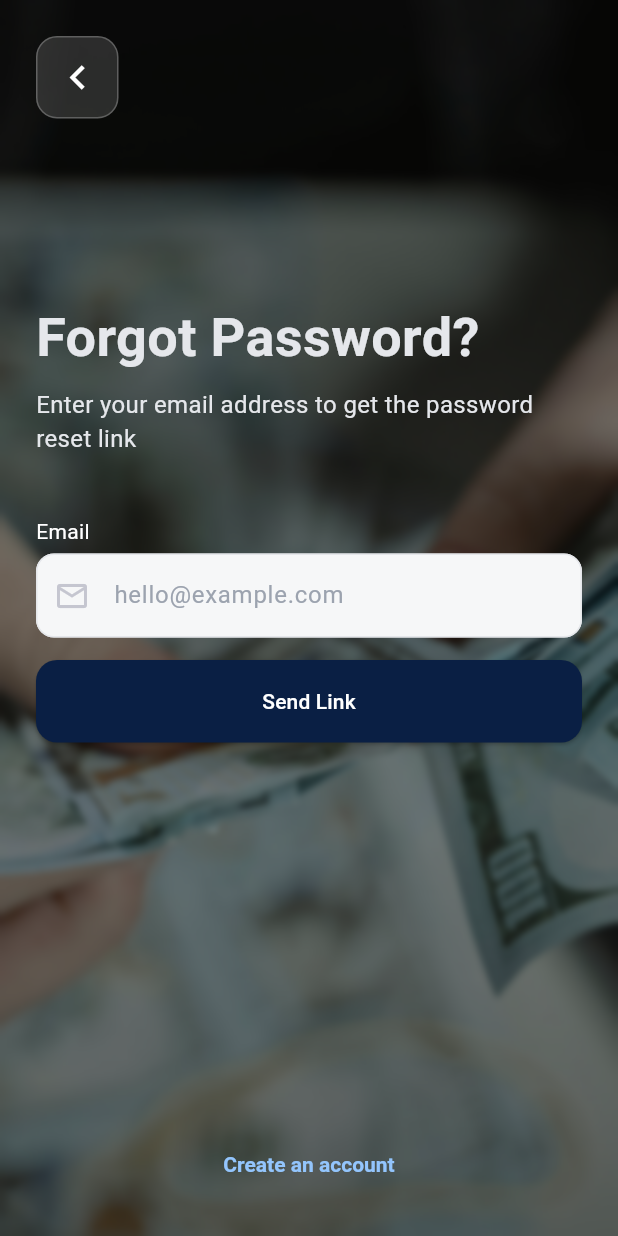
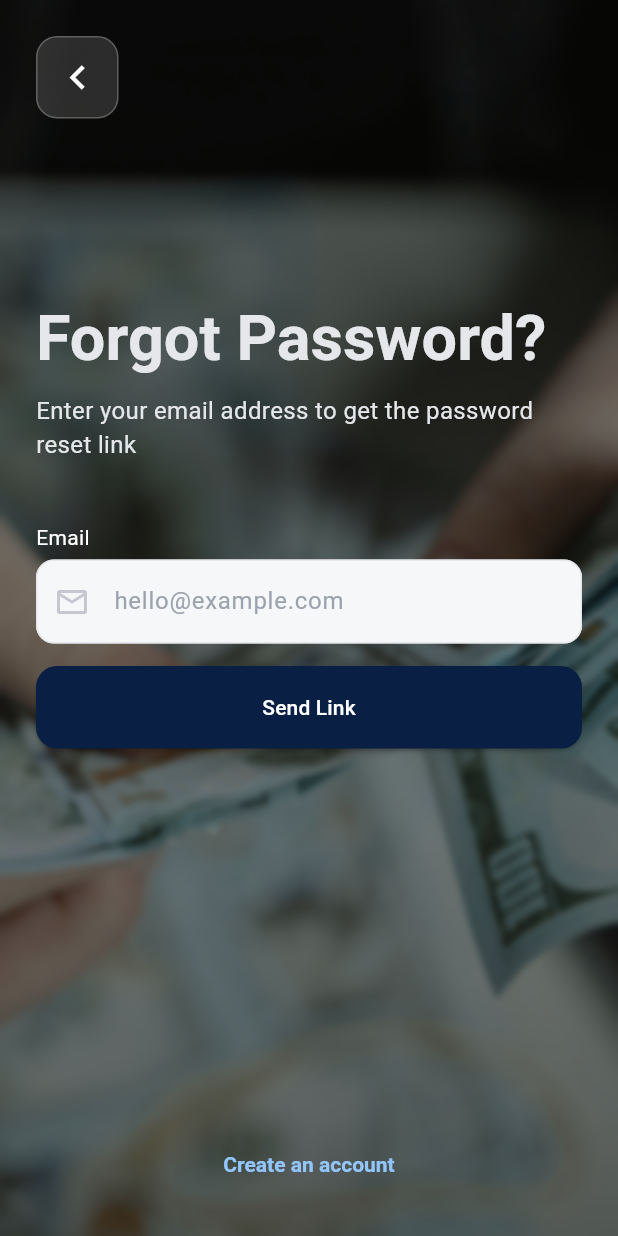
Before and after one commit to LeonL51/bagFlow, a Flutter app: the LoginScreen screen opened directly, after a tap on "Phone Number", after a tap on "Forgot Password?", on a phone screen of 412 x 824 dp. Run offline on Flutter 3.47's test engine with Material 3 defaults, Android fonts, the phone set to English and light mode, and no system bars; our stand-ins replace firebase_core, flutter_riverpod, intl_phone_field; accounts and stored records are empty.

Commit message:
Implement reusable header wdiget across all current screens

```diff
--- a/lib/screens/Otp.dart
+++ b/lib/screens/Otp.dart
@@ -1,4 +1,5 @@
 import 'package:bag_flow/screens/login_screen.dart';
+import 'package:bag_flow/widgets/auth_header.dart';
 import 'package:flutter/material.dart';
 import 'package:flutter/services.dart';
 import 'package:bag_flow/widgets/auth_scaffold.dart';
@@ -42,7 +43,10 @@ class _OtpState extends State<Otp> {
           crossAxisAlignment: CrossAxisAlignment.start,
           children: [
             const SizedBox(height: 140),
-            _headerSection(),
+            AuthHeader(
+              title: 'OTP Verification',
+              subtitle: 'Enter the verification code we just sent to your phone number',
+            ),
 
             const SizedBox(height: 40),
             _otpFields(),
@@ -53,28 +57,6 @@ class _OtpState extends State<Otp> {
             _verifyButton(),
           ],
         ),
-      ),
-    );
-  }
-
-  Widget _headerSection() {
-    return Center(
-      child: Column(
-        children: const [
-          Text(
-            'OTP Verification',
-            style: TextStyle(
-              color: Color(0xFFE5E7EB),
-              fontSize: 36,
-              fontWeight: FontWeight.bold,
-            ),
-          ),
-          SizedBox(height: 8),
-          Text(
-            'Enter the verification code we just sent to your phone number',
-            style: TextStyle(color: Color(0xFFE5E7EB), fontSize: 16),
-          ),
-        ],
       ),
     );
   }
--- a/lib/screens/forgotPassword.dart
+++ b/lib/screens/forgotPassword.dart
@@ -1,3 +1,4 @@
+import 'package:bag_flow/widgets/auth_header.dart';
 import 'package:bag_flow/widgets/auth_section_label.dart';
 import 'package:flutter/material.dart';
 import 'package:bag_flow/screens/login_screen.dart';
@@ -35,7 +36,11 @@ class _ForgotPasswordState extends State<ForgotPassword> {
           children: [
             _backToLoginButton(),
             const SizedBox(height: 120),
-            _headerSection(),
+            AuthHeader(
+              title: 'Forgot Password?',
+              subtitle: 'Enter your email address to get the password reset link',
+              alignment: CrossAxisAlignment.start,
+            ),
 
             const SizedBox(height: 40),
             AuthSectionLabel(text: 'Email'),
@@ -80,27 +85,6 @@ class _ForgotPasswordState extends State<ForgotPassword> {
           size: 18,
         ),
       ),
-    );
-  }
-
-  Widget _headerSection() {
-    return Column(
-      crossAxisAlignment: CrossAxisAlignment.start,
-      children: const [
-        Text(
-          'Forgot Password?',
-          style: TextStyle(
-            color: Color(0xFFE5E7EB),
-            fontSize: 36,
-            fontWeight: FontWeight.bold,
-          ),
-        ),
-        SizedBox(height: 8),
-        Text(
-          'Enter your email address to get the password reset link',
-          style: TextStyle(color: Color(0xFFE5E7EB), fontSize: 16),
-        ),
-      ],
     );
   }
 
--- a/lib/screens/login_screen.dart
+++ b/lib/screens/login_screen.dart
@@ -1,3 +1,4 @@
+import 'package:bag_flow/widgets/auth_header.dart';
 import 'package:flutter/material.dart';
 import 'package:bag_flow/screens/forgotPassword.dart';
 import 'package:bag_flow/screens/phoneNumber.dart';
@@ -43,32 +44,23 @@ class _LoginScreenState extends State<LoginScreen> {
           mainAxisAlignment: MainAxisAlignment.center,
           crossAxisAlignment: CrossAxisAlignment.start,
           children: [
-            _headerSection(),
+            const AuthHeader(
+              title: "Login",
+              subtitle: "Welcome back to the app",
+            ),
+
             const SizedBox(height: 26),
             _loginMethodTabs(),
+
             const SizedBox(height: 18),
             AuthSectionLabel(text: _useEmail ? 'Email' : 'Phone Number'),
+
             const SizedBox(height: 4),
             _email(),
+
             const SizedBox(height: 20),
-            Row(
-              children: [
-                AuthSectionLabel(text: 'Password'),
-                const Spacer(),
-                _tabButton(
-                  title: "Forgot Password?",
-                  selected: _forgotPassword,
-                  onTap: () {
-                    Navigator.push(
-                      context,
-                      MaterialPageRoute(
-                        builder: (context) => const ForgotPassword(),
-                      ),
-                    );
-                  },
-                ),
-              ],
-            ),
+            _passwordOptions(),
+
             const SizedBox(height: 4),
             _password(),
             _keepSignedin(),
@@ -83,20 +75,6 @@ class _LoginScreenState extends State<LoginScreen> {
             _createAccount(),
           ],
         ),
-      ),
-    );
-  }
-
-  Widget _headerSection() {
-    final textTheme = Theme.of(context).textTheme;
-
-    return Center(
-      child: Column(
-        children: [
-          Text('Login', style: textTheme.headlineLarge),
-          const SizedBox(height: 10),
-          Text('Welcome back to the app', style: textTheme.bodyLarge),
-        ],
       ),
     );
   }
@@ -143,6 +121,25 @@ class _LoginScreenState extends State<LoginScreen> {
           decorationThickness: 2,
         ),
       ),
+    );
+  }
+
+  Widget _passwordOptions() {
+    return Row(
+      children: [
+        AuthSectionLabel(text: 'Password'),
+        const Spacer(),
+        _tabButton(
+          title: "Forgot Password?",
+          selected: _forgotPassword,
+          onTap: () {
+            Navigator.push(
+              context,
+              MaterialPageRoute(builder: (context) => const ForgotPassword()),
+            );
+          },
+        ),
+      ],
     );
   }
 
--- a/lib/screens/phoneNumber.dart
+++ b/lib/screens/phoneNumber.dart
@@ -1,4 +1,5 @@
 import 'package:bag_flow/widgets/auth_divider.dart';
+import 'package:bag_flow/widgets/auth_header.dart';
 import 'package:bag_flow/widgets/auth_section_label.dart';
 import 'package:flutter/material.dart';
 import 'package:intl_phone_field/intl_phone_field.dart';
@@ -34,7 +35,10 @@ class _PhoneNumberState extends State<PhoneNumber> {
           crossAxisAlignment: CrossAxisAlignment.start,
           children: [
             const SizedBox(height: 100),
-            _headerSection(),
+            AuthHeader(
+              title: 'Login',
+              subtitle: 'Please enter your phone number',
+            ),
 
             const SizedBox(height: 40),
             AuthSectionLabel(text: 'Phone Number'),
@@ -52,28 +56,6 @@ class _PhoneNumberState extends State<PhoneNumber> {
             _backToEmailButton(),
           ],
         ),
-      ),
-    );
-  }
-
-  Widget _headerSection() {
-    return Center(
-      child: Column(
-        children: const [
-          Text(
-            'Login',
-            style: TextStyle(
-              color: Color(0xFFE5E7EB),
-              fontSize: 36,
-              fontWeight: FontWeight.bold,
-            ),
-          ),
-          SizedBox(height: 8),
-          Text(
-            'Please enter your phone number',
-            style: TextStyle(color: Color(0xFFE5E7EB), fontSize: 14),
-          ),
-        ],
       ),
     );
   }
--- a/lib/screens/resetPassword.dart
+++ b/lib/screens/resetPassword.dart
@@ -1,4 +1,5 @@
 import 'package:bag_flow/widgets/auth_divider.dart';
+import 'package:bag_flow/widgets/auth_header.dart';
 import 'package:bag_flow/widgets/auth_section_label.dart';
 import 'package:flutter/material.dart';
 import 'package:bag_flow/screens/login_screen.dart';
@@ -38,7 +39,10 @@ class _ResetPasswordState extends State<ResetPassword> {
           crossAxisAlignment: CrossAxisAlignment.start,
           children: [
             const SizedBox(height: 100),
-            _headerSection(),
+            AuthHeader(
+              title: 'Forgot Password?',
+              subtitle: 'Enter your email address to get the password reset link',
+            ),
 
             const SizedBox(height: 40),
             AuthSectionLabel(text: 'Enter new password'),
--- a/lib/screens/signUp_screen.dart
+++ b/lib/screens/signUp_screen.dart
@@ -1,3 +1,4 @@
+import 'package:bag_flow/widgets/auth_header.dart';
 import 'package:flutter/material.dart';
 import 'package:bag_flow/screens/signUp_screen.dart';
 import 'package:bag_flow/screens/login_screen.dart';
@@ -40,16 +41,8 @@ class _SignUpScreenState extends State<SignUpScreen> {
           mainAxisAlignment: MainAxisAlignment.center,
           crossAxisAlignment: CrossAxisAlignment.start,
           children: [
-            Center(
-              child: const Text(
-                "Create an Account",
-                style: TextStyle(
-                  color: Colors.white,
-                  fontWeight: FontWeight.bold,
-                  fontSize: 34,
-                ),
-              ),
-            ),
+            AuthHeader(
+              title: "Sign Up", subtitle: "Create an account to get started"),
 
             const SizedBox(height: 40),
             AuthSectionLabel(text: 'Full Name'),
--- a/lib/screens/welcome_screen.dart
+++ b/lib/screens/welcome_screen.dart
@@ -80,7 +80,6 @@ class _WelcomeScreenState extends State<WelcomeScreen> {
             fontWeight: FontWeight.bold
           ),
         ),
-
       ),
     );
   }
--- a/lib/widgets/app_theme.dart
+++ b/lib/widgets/app_theme.dart
@@ -22,7 +22,7 @@ class AppTheme {
 
     textTheme: const TextTheme(
       headlineLarge: TextStyle(
-        fontSize: 36,
+        fontSize: 42,
         fontWeight: FontWeight.bold,
         color: Color(0xFFE5E7EB),
       ),
--- /dev/null
+++ b/lib/widgets/auth_header.dart
@@ -0,0 +1,39 @@
+import 'package:flutter/material.dart';
+import 'package:bag_flow/widgets/app_theme.dart';
+
+class AuthHeader extends StatelessWidget {
+  final String title;
+  final String subtitle;
+  final CrossAxisAlignment alignment;
+  final bool centered;
+
+  const AuthHeader({
+    super.key,
+    required this.title,
+    required this.subtitle,
+    this.alignment = CrossAxisAlignment.center,
+    this.centered = true,
+  });
+
+  @override
+  Widget build(BuildContext context) {
+    final textTheme = Theme.of(context).textTheme;
+
+    final content = Column(
+      crossAxisAlignment: alignment,
+      children: [
+        Text(
+          title,
+          style: textTheme.headlineLarge,
+        ),
+        const SizedBox(height: 10),
+        Text(
+          subtitle,
+          style: const TextStyle(color: Color(0xFFE5E7EB), fontSize: 16),
+        ),
+      ],
+    );
+
+    return centered ? Center(child: content) : content;
+  }
+}
```
